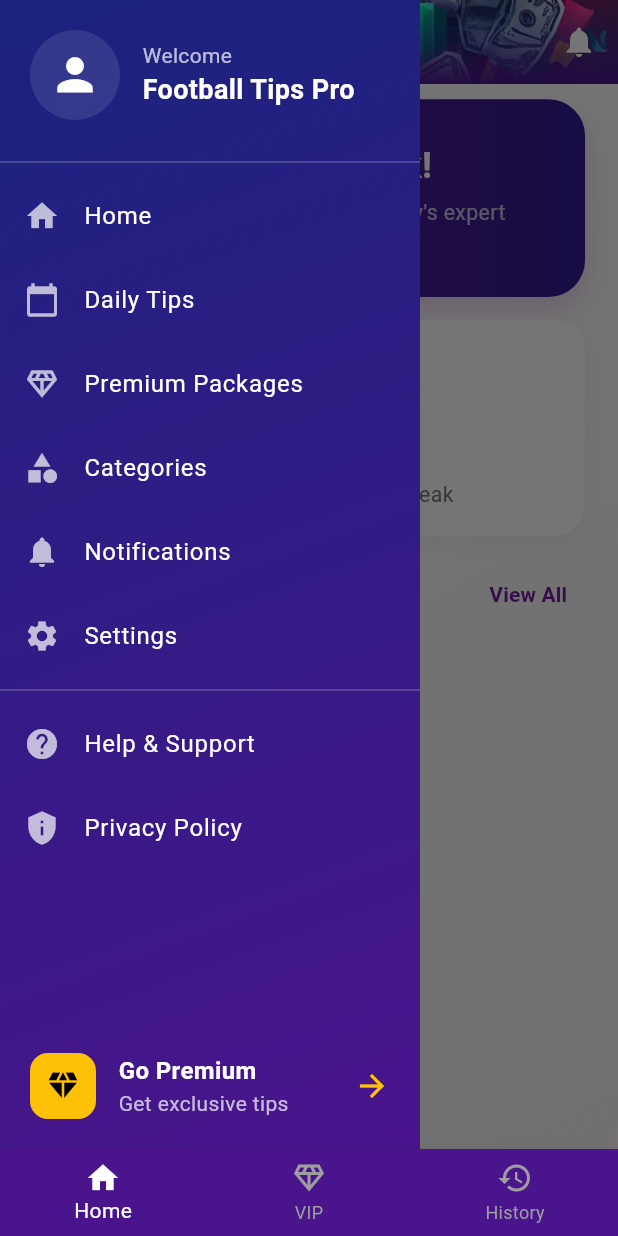
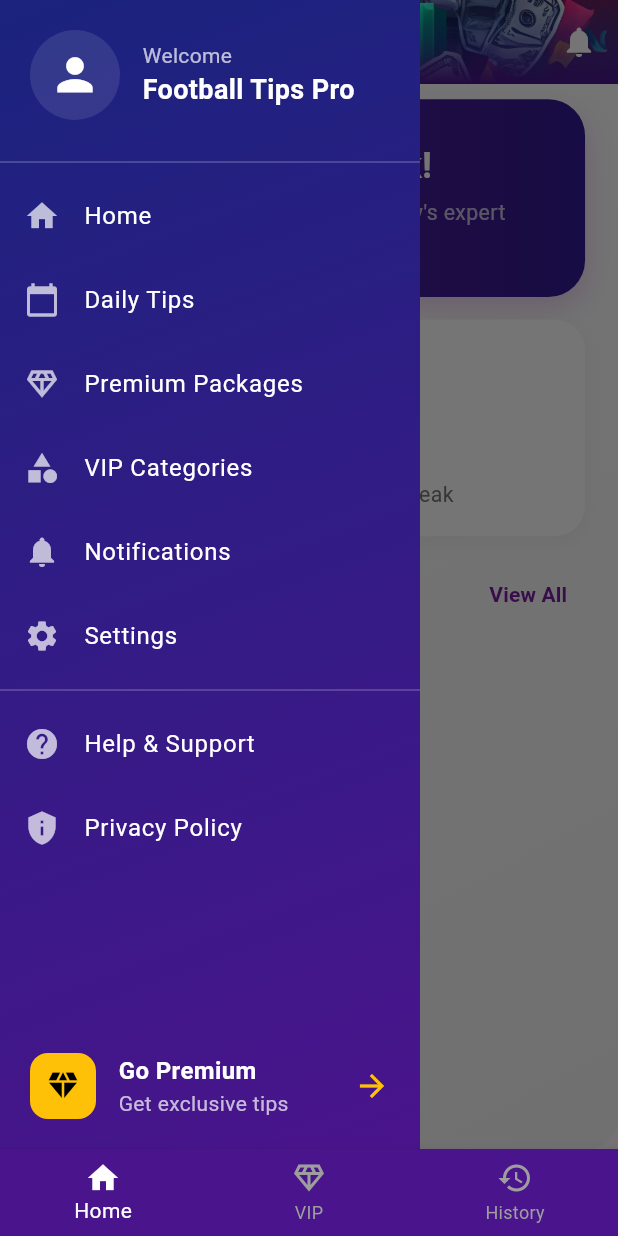
Before and after one commit to kennedyjulius/football_tips, a Flutter app: the screen it shows after launch, with the side drawer open, on a phone screen of 412 x 824 dp. Run offline on Flutter 3.47's test engine with Material 3 defaults, Android fonts, the phone set to English and light mode, and no system bars; our stand-ins replace carousel_slider, cloud_firestore, dots_indicator, firebase_core, flutter_screenutil, font_awesome_flutter and 1 more; accounts and stored records are empty.

Commit message:
added some code

```diff
--- a/lib/main.dart
+++ b/lib/main.dart
@@ -6,6 +6,7 @@ import 'package:football_tips/views/dailytips_screen.dart';
 import 'package:football_tips/views/main_screen.dart';
 
 import 'package:football_tips/views/matchtip_screen.dart';
+import 'package:football_tips/views/splash_screen.dart';
 
 Future<void> main() async {
   SystemChrome.setSystemUIOverlayStyle(
@@ -28,12 +29,12 @@ class MyApp extends StatelessWidget {
       builder: (context, child) {
         return MaterialApp(
           debugShowCheckedModeBanner: false,
-          title: 'Flutter Demo',
+          title: 'Football Tips App',
           theme: ThemeData(
             // colorScheme: ColorScheme.fromSeed(seedColor: Colors.deepPurple),
             useMaterial3: true,
           ),
-          home: MainScreen(),
+          home: SplashScreen(),
         );
       },
     );
--- a/lib/views/contact_support_screen.dart
+++ b/lib/views/contact_support_screen.dart
@@ -71,7 +71,7 @@ class ContactSupportScreen extends StatelessWidget {
               icon: Icons.email,
               title: 'Email',
               subtitle: 'Send us an email',
-              onTap: () => _launchUrl('kennedymutugi111@gmail.com'), // Replace with your email
+              onTap: () => _launchUrl('mailto:kennedymutugi111@gmail.com'), // Replace with your email
               color: Colors.red,
             ),
 
--- a/lib/views/homescreen.dart
+++ b/lib/views/homescreen.dart
@@ -1,10 +1,10 @@
-import 'dart:ui';
 
 import 'package:carousel_slider/carousel_slider.dart';
 import 'package:cloud_firestore/cloud_firestore.dart';
 import 'package:flutter/material.dart';
 
 import 'package:flutter_screenutil/flutter_screenutil.dart';
+import 'package:football_tips/views/match_history_screen.dart';
 import 'package:url_launcher/url_launcher.dart';
 
 import 'package:football_tips/models/model_tips.dart';
@@ -454,7 +454,7 @@ class _HomeScreenState extends State<HomeScreen> with TickerProviderStateMixin{
             ),
           ),
           TextButton(
-            onPressed: () {},
+            onPressed: () =>Navigator.of(context).push(MaterialPageRoute(builder: (context) => HistoryScreen(),)),
             child: Text(
               'View All',
               style: TextStyle(
@@ -798,7 +798,7 @@ Widget _buildDivider() {
                       MaterialPageRoute(builder: (context) => const PremiumFeaturesScreen()),
                     );
                   }),
-                  _buildNavTile('Categories', Icons.category, () {
+                  _buildNavTile('VIP Categories', Icons.category, () {
                     Navigator.pop(context);
                     Navigator.push(
                       context,
@@ -831,7 +831,7 @@ Widget _buildDivider() {
                    // Navigator.pop(context);
                     // Add privacy policy functionality
                     _launchInBrowser(
-                    "https://www.freeprivacypolicy.com/live/673fdfed-64e1-4ac2-aa28-7524442157ce");
+                    "https://www.freeprivacypolicy.com/live/96b2a6c3-8975-4dd4-9c92-b66f96cfd7c1");
                   }),
                 ],
               ),
--- a/lib/views/main_screen.dart
+++ b/lib/views/main_screen.dart
@@ -25,9 +25,8 @@ class _MainScreenState extends State<MainScreen> {
   // Screens for each tab
   final List<Widget> _pages = [
     HomeScreen(freeTips: [], isLoading: false),
-    DailyPredictionsScreen(),
-
     GameCategoriesScreen(),
+    HistoryScreen(),
 
   ];
 
```
Also changed, not shown: pubspec.yaml (+7 -0 lines), pubspec.lock, 30 other files.
